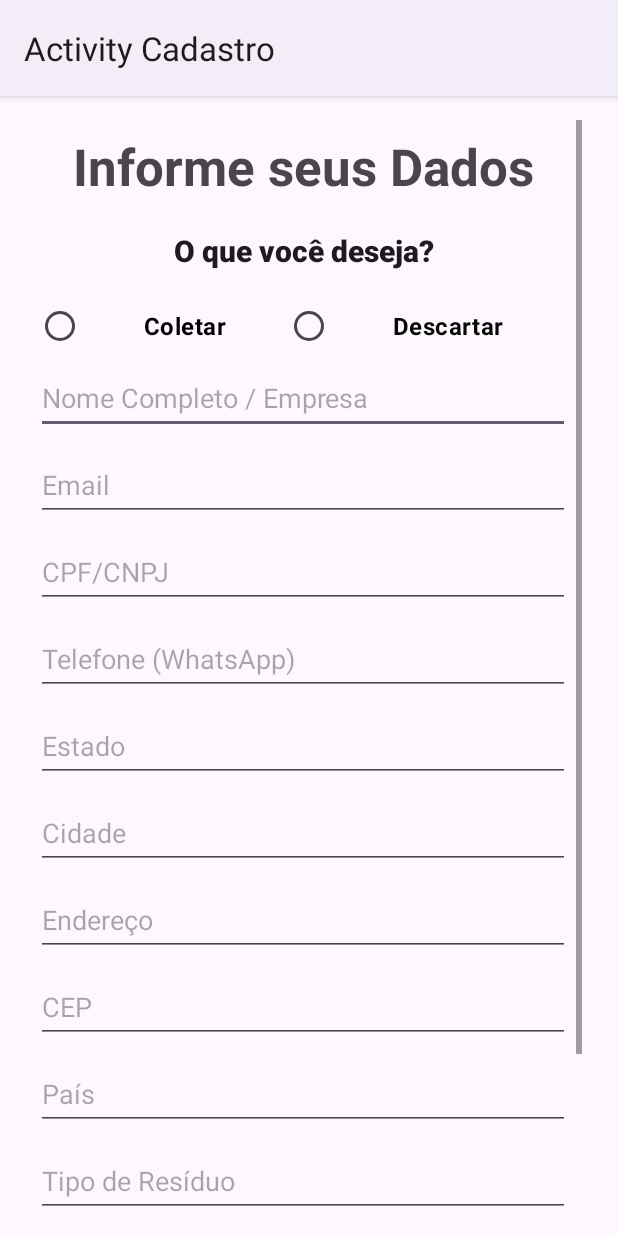
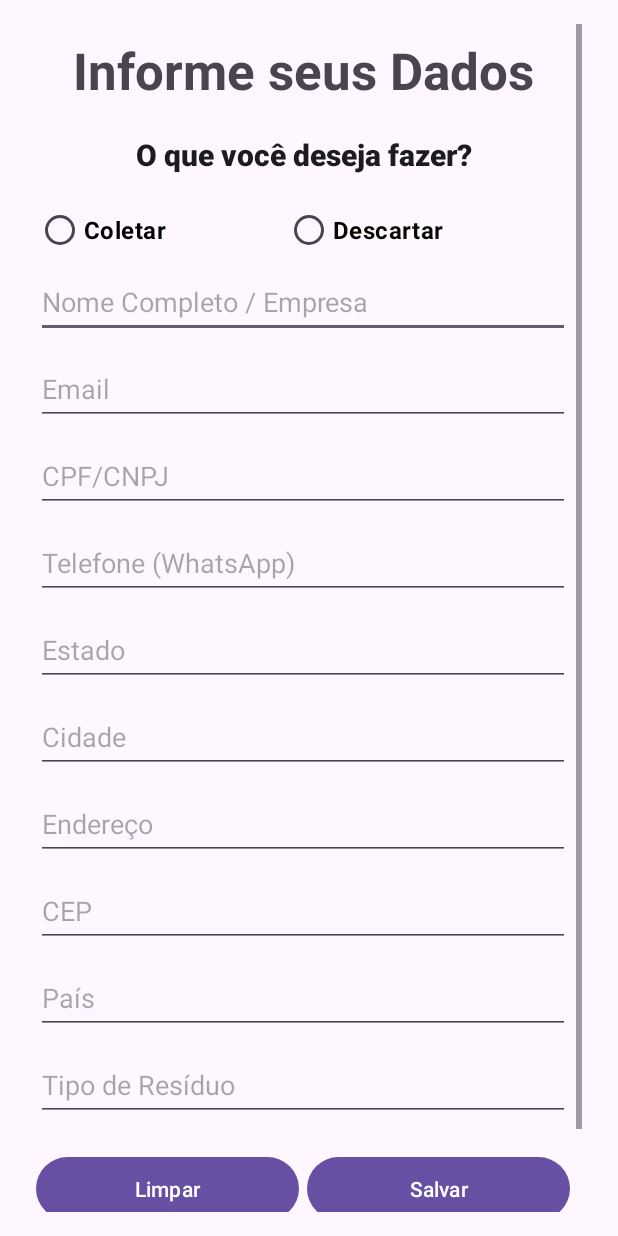
Before and after one commit to rxsantos/greencycle, an Android app: the Cadastro screen opened directly, with no data from a screen before it, on a phone screen of 412 x 824 dp. Run offline under Robolectric (Android 15) with nearby library versions, the phone set to English and light mode, and no system bars.

```diff
--- a/app/src/main/res/layout/activity_cadastro.xml
+++ b/app/src/main/res/layout/activity_cadastro.xml
@@ -59,7 +59,7 @@
                     android:id="@+id/textView8"
                     android:layout_width="match_parent"
                     android:layout_height="40dp"
-                    android:text="O que você deseja?"
+                    android:text="O que você deseja fazer?"
                     android:textAlignment="center"
                     android:textAppearance="@style/TextAppearance.AppCompat.Body2"
                     android:textSize="20sp"
@@ -80,7 +80,7 @@
                         android:layout_height="wrap_content"
                         android:layout_weight="1"
                         android:text="Coletar"
-                        android:textAlignment="center"
+                        android:textAlignment="gravity"
                         android:textColor="#000000"
                         android:textSize="16sp"
                         android:textStyle="bold" />
@@ -91,7 +91,7 @@
                         android:layout_height="wrap_content"
                         android:layout_weight="1"
                         android:text="Descartar "
-                        android:textAlignment="center"
+                        android:textAlignment="gravity"
                         android:textColor="#060903"
                         android:textSize="16sp"
                         android:textStyle="bold" />
--- a/app/src/main/res/values/themes.xml
+++ b/app/src/main/res/values/themes.xml
@@ -1,6 +1,6 @@
 <resources xmlns:tools="http://schemas.android.com/tools">
     <!-- Base application theme. -->
-    <style name="Base.Theme.MultiActivity." parent="Theme.Material3.DayNight">
+    <style name="Base.Theme.MultiActivity." parent="Theme.Material3.DayNight.NoActionBar">
         <!-- Customize your light theme here. -->
         <!-- <item name="colorPrimary">@color/my_light_primary</item> -->
     </style>
```
